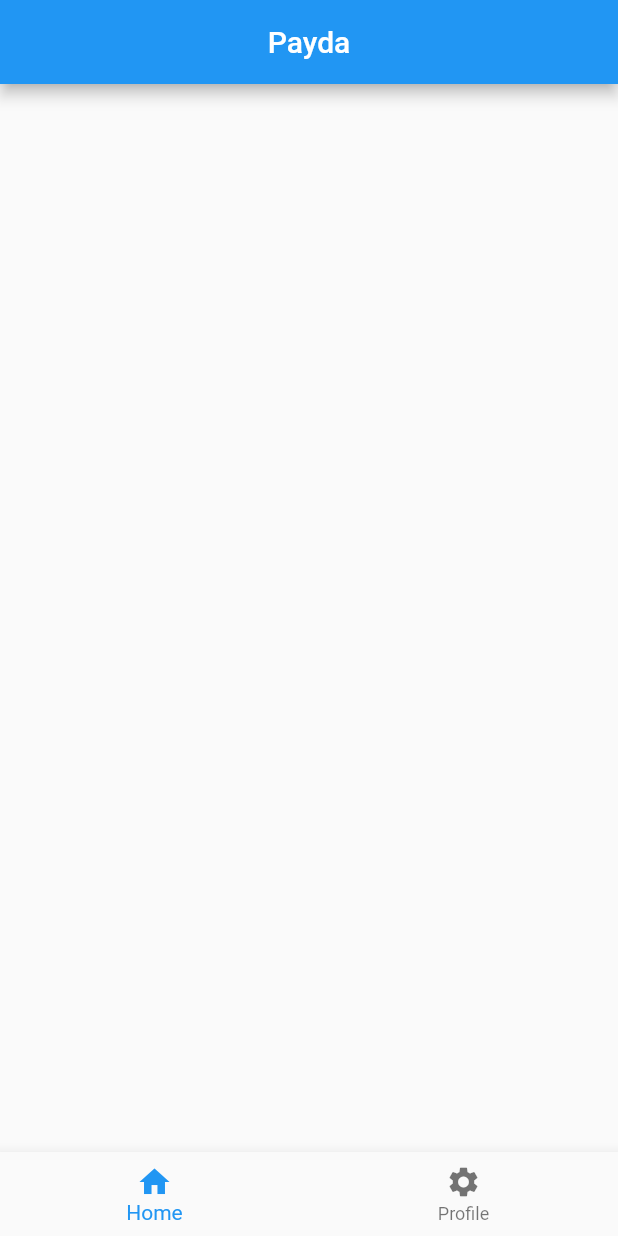
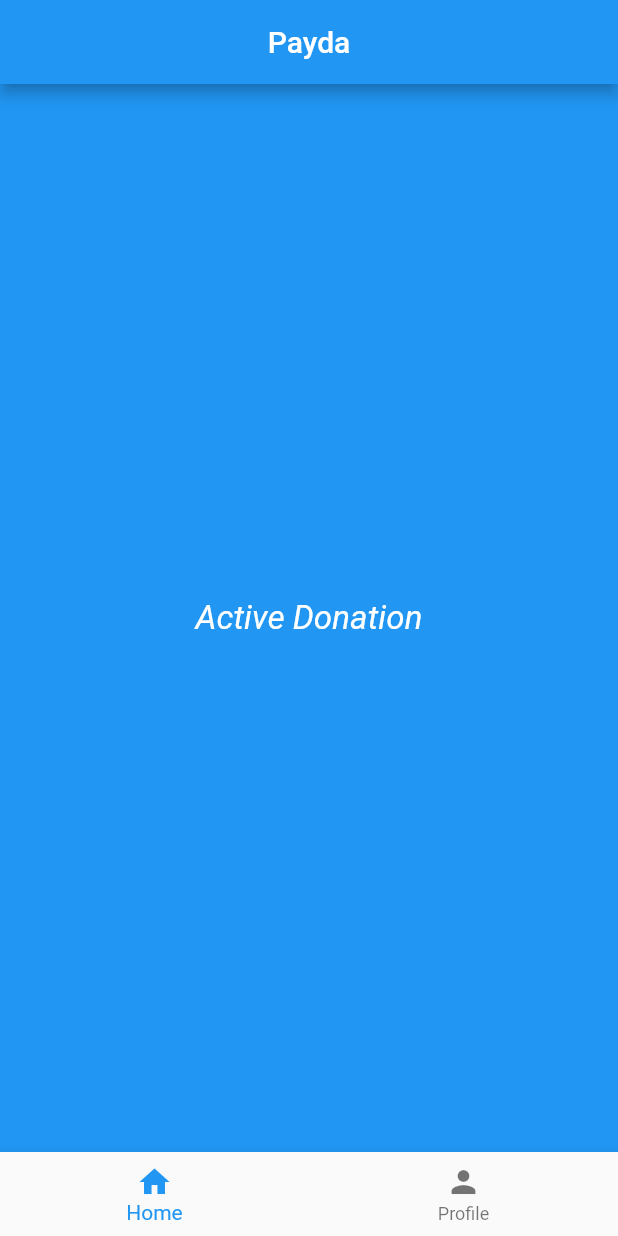
Before and after one commit to shamillov/PaydaOnFlutter, a Flutter app: the screen it shows after launch, on a phone screen of 412 x 824 dp. Run offline on Flutter 3.47's test engine with Material 2 defaults, Android fonts, the phone set to English and light mode, and no system bars.

```diff
--- a/lib/main.dart
+++ b/lib/main.dart
@@ -11,21 +11,42 @@ class MainApp extends StatelessWidget {
         primaryColor: Colors.blue,
         textTheme: TextTheme(title: TextStyle(color: Colors.white))
       ),
-      home: BottomNavigation(),
+      home: HomePage(),
     );
   }
 }
 
-class BottomNavigation extends StatefulWidget {
-  BottomNavigation({Key key}) : super(key: key);
+class DonationTabs extends StatelessWidget {
+  @override
+  Widget build(BuildContext context) {
+    return DefaultTabController(
+      length: 2,
+      child: Scaffold(
+        appBar: AppBar(
+          title: Text("Payda"),
+          centerTitle: true,
+          bottom: TabBar(
+            tabs: [
+              Tab(text: "Active",),
+              Tab(text: "Completed",)
+            ],
+          ),
+        ),
+      ),
+    );
+  }
+}
+
+class HomePage extends StatefulWidget {
+  HomePage({Key key}) : super(key: key);
 
   @override
   State<StatefulWidget> createState() {
-    return BottomNavigationState();
+    return HomePageState();
   }
 }
 
-class BottomNavigationState extends State<BottomNavigation> {
+class HomePageState extends State<HomePage> {
   int selectedIndex = 0;
 
   void onItemTapped(int index) {
@@ -33,6 +54,11 @@ class BottomNavigationState extends State<BottomNavigation> {
       selectedIndex = index;
     });
   }
+
+  final tabs = [
+    DonationPage(),
+    ProfilePage()
+  ];
 
   @override
   Widget build(BuildContext context) {
@@ -42,17 +68,17 @@ class BottomNavigationState extends State<BottomNavigation> {
         centerTitle: true,
       ),
       body: Center(
-
+        child: tabs[selectedIndex],
       ),
       bottomNavigationBar: BottomNavigationBar(
         items: const <BottomNavigationBarItem>[
           BottomNavigationBarItem(
             icon: Icon(Icons.home),
-            title: Text("Home")
+            title: Text("Home"),
           ),
           BottomNavigationBarItem(
-            icon: Icon(Icons.settings),
-            title: Text("Profile")
+            icon: Icon(Icons.person),
+            title: Text("Profile"),
           )
         ],
         currentIndex: selectedIndex,
@@ -63,12 +89,60 @@ class BottomNavigationState extends State<BottomNavigation> {
   }
 }
 
-class ActiveDonationsList extends StatelessWidget {
+class DonationPage extends StatelessWidget {
 
   @override
   Widget build(BuildContext context) {
-    return Container(
-
+    return PageView(
+      children: [
+        ActiveDonationPage(),
+        CompletedDonationPage()
+      ],
     );
   }
 }
+
+class ActiveDonationPage extends StatelessWidget {
+  @override
+  Widget build(BuildContext context) {
+    return Scaffold(
+      body: Center(
+        child: Text(
+          "Active Donation",
+          style: TextStyle(color: Colors.white, fontSize: 22, fontStyle: FontStyle.italic),),
+      ),
+      backgroundColor: Colors.blue,
+    );
+  }
+
+}
+
+class CompletedDonationPage  extends StatelessWidget {
+  @override
+  Widget build(BuildContext context) {
+    return Scaffold(
+      body: Center(
+        child: Text(
+          "Completed Donation",
+          style: TextStyle(color: Colors.white, fontSize: 22, fontStyle: FontStyle.italic),
+        ),
+      ),
+      backgroundColor: Colors.pink,
+    );
+  }
+}
+
+class ProfilePage extends StatelessWidget {
+  @override
+  Widget build(BuildContext context) {
+    return Scaffold(
+      body: Center(
+        child: Text(
+          "Profile",
+          style: TextStyle(color: Colors.white, fontSize: 22, fontStyle: FontStyle.italic),),
+      ),
+      backgroundColor: Colors.green,
+    );
+  }
+
+}
--- a/lib/models/activeDonation.dart
+++ b/lib/models/activeDonation.dart
@@ -10,7 +10,8 @@ class ActiveDonationData {
   int donationAmount;
   int donationProgress;
 
-  ActiveDonationData({this.fundLogo,
+  ActiveDonationData({
+    this.fundLogo,
     this.fundName,
     this.fundLocation,
     this.images,
```
